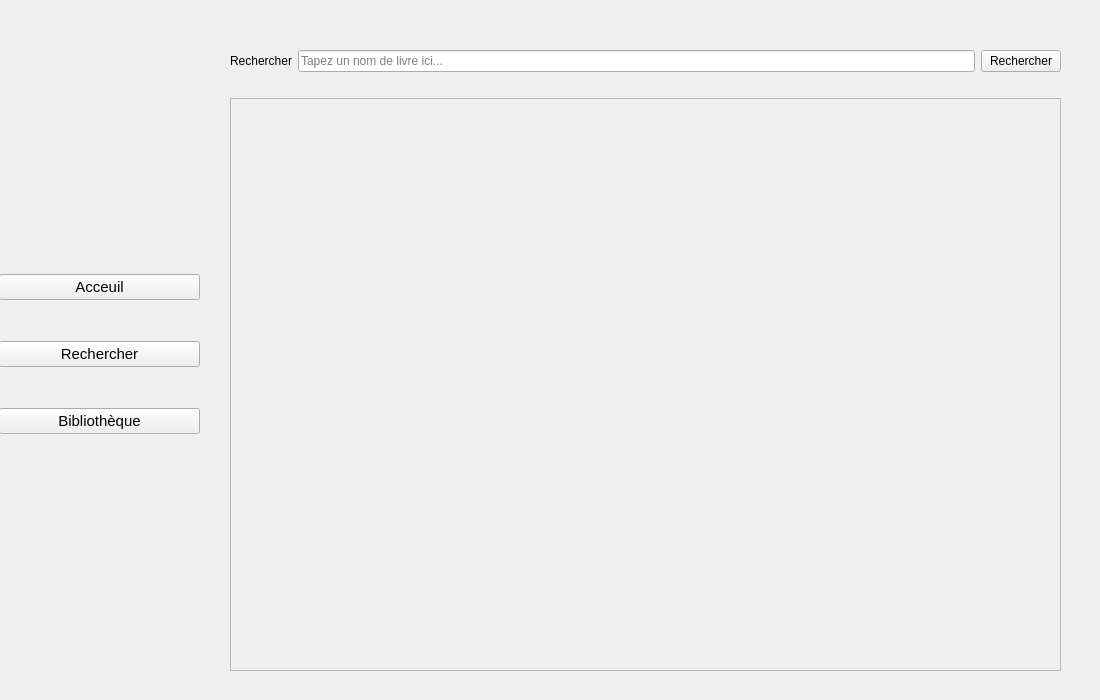
First picture: the form in src/ui/MainWindow.ui, repository Didiloy/python_librairy_app, before the edit.
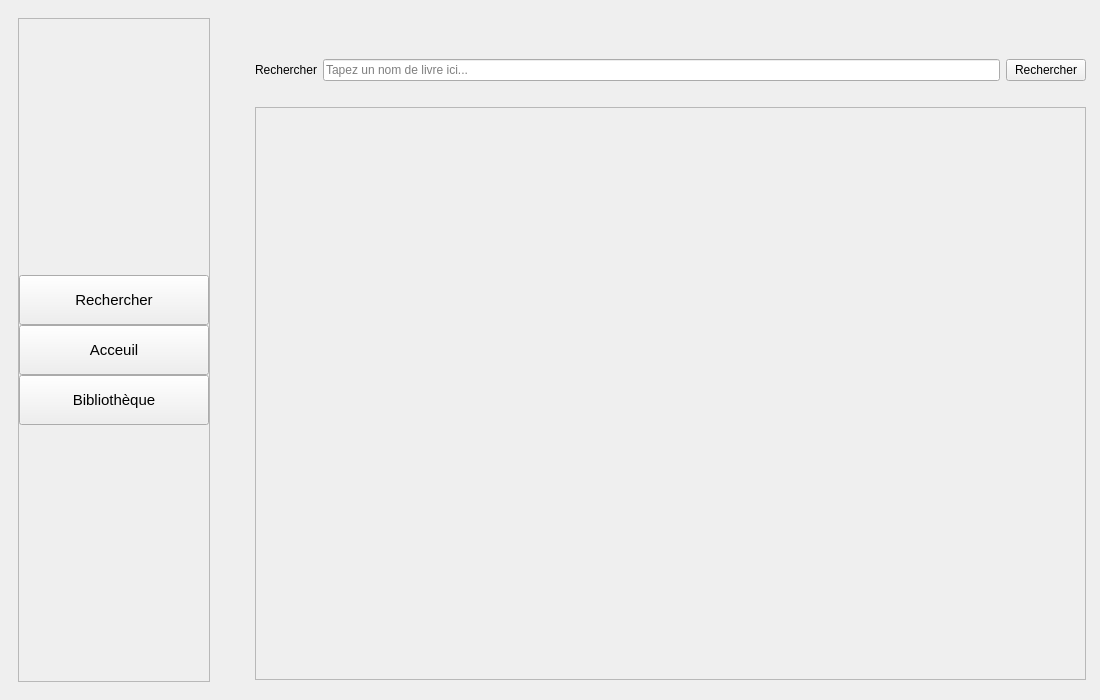
Second picture: the form after the edit.

Commit message: j'essaye d'implémenter une fonction pour remplir la bibliotheque en une recherche mais j'ai des problemes quand je la lance deux fois de suite

```diff
--- a/src/ui/MainWindow.ui
+++ b/src/ui/MainWindow.ui
@@ -14,15 +14,135 @@
    <string>MainWindow</string>
   </property>
   <widget class="QWidget" name="centralwidget">
-   <widget class="QWidget" name="verticalLayoutWidget">
-    <property name="geometry">
-     <rect>
-      <x>200</x>
-      <y>0</y>
-      <width>901</width>
-      <height>701</height>
-     </rect>
-    </property>
+   <layout class="QHBoxLayout" name="horizontalLayout">
+    <item>
+     <widget class="QWidget" name="leftPanel" native="true">
+      <property name="minimumSize">
+       <size>
+        <width>210</width>
+        <height>0</height>
+       </size>
+      </property>
+      <property name="font">
+       <font>
+        <pointsize>11</pointsize>
+       </font>
+      </property>
+      <property name="styleSheet">
+       <string notr="true"/>
+      </property>
+      <layout class="QVBoxLayout" name="verticalLayout">
+       <item>
+        <widget class="QFrame" name="frameLeftPanel">
+         <property name="frameShape">
+          <enum>QFrame::StyledPanel</enum>
+         </property>
+         <property name="frameShadow">
+          <enum>QFrame::Raised</enum>
+         </property>
+         <layout class="QVBoxLayout" name="verticalLayout_2">
+          <property name="spacing">
+           <number>0</number>
+          </property>
+          <property name="leftMargin">
+           <number>0</number>
+          </property>
+          <property name="topMargin">
+           <number>0</number>
+          </property>
+          <property name="rightMargin">
+           <number>0</number>
+          </property>
+          <property name="bottomMargin">
+           <number>0</number>
+          </property>
+          <item>
+           <spacer name="verticalSpacerLeftPanelHaut">
+            <property name="orientation">
+             <enum>Qt::Vertical</enum>
+            </property>
+            <property name="sizeHint" stdset="0">
+             <size>
+              <width>20</width>
+              <height>40</height>
+             </size>
+            </property>
+           </spacer>
+          </item>
+          <item>
+           <widget class="QPushButton" name="leftPanelButtonSearch">
+            <property name="minimumSize">
+             <size>
+              <width>0</width>
+              <height>50</height>
+             </size>
+            </property>
+            <property name="font">
+             <font>
+              <pointsize>11</pointsize>
+             </font>
+            </property>
+            <property name="text">
+             <string>Rechercher</string>
+            </property>
+           </widget>
+          </item>
+          <item>
+           <widget class="QPushButton" name="leftPanelButtonHome">
+            <property name="minimumSize">
+             <size>
+              <width>0</width>
+              <height>50</height>
+             </size>
+            </property>
+            <property name="font">
+             <font>
+              <pointsize>11</pointsize>
+             </font>
+            </property>
+            <property name="text">
+             <string>Acceuil</string>
+            </property>
+           </widget>
+          </item>
+          <item>
+           <widget class="QPushButton" name="leftPanelButtonBibliotheque">
+            <property name="minimumSize">
+             <size>
+              <width>0</width>
+              <height>50</height>
+             </size>
+            </property>
+            <property name="font">
+             <font>
+              <pointsize>11</pointsize>
+             </font>
+            </property>
+            <property name="text">
+             <string>Bibliothèque</string>
+            </property>
+           </widget>
+          </item>
+          <item>
+           <spacer name="verticalSpacerLeftPanelBas">
+            <property name="orientation">
+             <enum>Qt::Vertical</enum>
+            </property>
+            <property name="sizeHint" stdset="0">
+             <size>
+              <width>20</width>
+              <height>40</height>
+             </size>
+            </property>
+           </spacer>
+          </item>
+         </layout>
+        </widget>
+       </item>
+      </layout>
+     </widget>
+    </item>
+    <item>
     <layout class="QVBoxLayout" name="centerPanel" stretch="0">
      <item>
       <widget class="QStackedWidget" name="stackedWidget">
@@ -30,7 +150,7 @@
         <property name="styleSheet">
          <string notr="true"/>
         </property>
-        <widget class="QWidget" name="">
+         <widget class="QWidget" name="layoutWidget">
          <property name="geometry">
           <rect>
            <x>30</x>
@@ -165,73 +285,8 @@
       </widget>
      </item>
     </layout>
-   </widget>
-   <widget class="QWidget" name="leftPanel" native="true">
-    <property name="geometry">
-     <rect>
-      <x>-1</x>
-      <y>-1</y>
-      <width>201</width>
-      <height>701</height>
-     </rect>
-    </property>
-    <property name="font">
-     <font>
-      <pointsize>11</pointsize>
-     </font>
-    </property>
-    <property name="styleSheet">
-     <string notr="true"/>
-    </property>
-    <widget class="QWidget" name="verticalLayoutWidget_3">
-     <property name="geometry">
-      <rect>
-       <x>0</x>
-       <y>240</y>
-       <width>201</width>
-       <height>231</height>
-      </rect>
-     </property>
-     <layout class="QVBoxLayout" name="leftPanelVerticalLayout">
-      <item>
-       <widget class="QPushButton" name="leftPanelButtonHome">
-        <property name="font">
-         <font>
-          <pointsize>11</pointsize>
-         </font>
-        </property>
-        <property name="text">
-         <string>Acceuil</string>
-        </property>
-       </widget>
-      </item>
-      <item>
-       <widget class="QPushButton" name="leftPanelButtonSearch">
-        <property name="font">
-         <font>
-          <pointsize>11</pointsize>
-         </font>
-        </property>
-        <property name="text">
-         <string>Rechercher</string>
-        </property>
-       </widget>
-      </item>
-      <item>
-       <widget class="QPushButton" name="leftPanelButtonBibliotheque">
-        <property name="font">
-         <font>
-          <pointsize>11</pointsize>
-         </font>
-        </property>
-        <property name="text">
-         <string>Bibliothèque</string>
-        </property>
-       </widget>
-      </item>
-     </layout>
-    </widget>
-   </widget>
+    </item>
+   </layout>
   </widget>
  </widget>
  <resources/>
```
Lines whose indentation alone changed are shown as unchanged. The commit also changes 4 other files.
